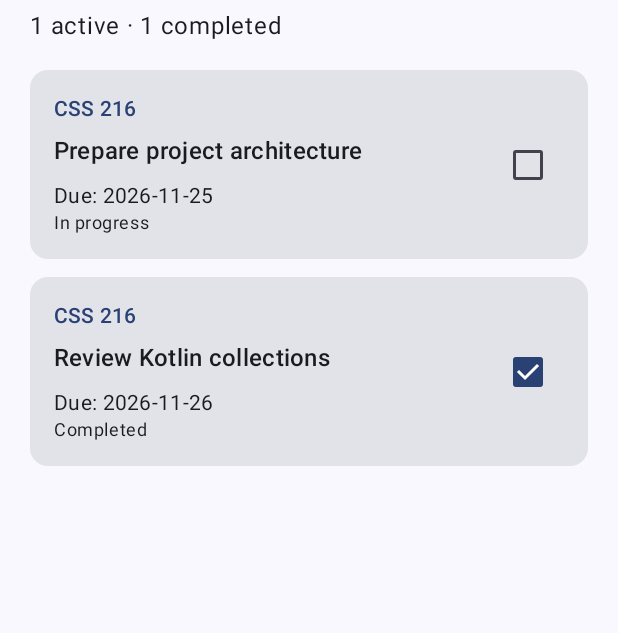
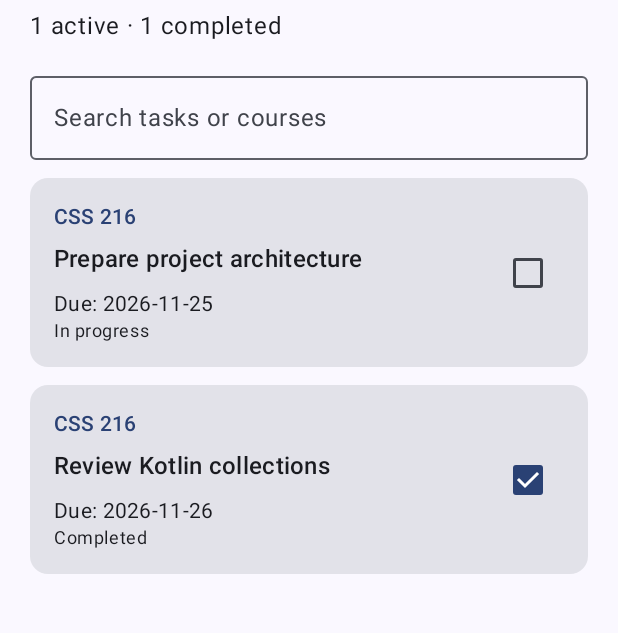
Before and after one commit to Chieftain36/StudyPlanner, an Android app built with Jetpack Compose: the screen it shows after launch (MainActivity), on a phone screen of 412 x 824 dp, the part 90-723 px from its top. Run offline under Robolectric (Android 15) with nearby library versions, the phone set to English and light mode, and no system bars.

Commit message:
Add task search by title and course

```diff
--- a/app/src/main/java/kz/studyplanner/screens/TaskListScreen.kt
+++ b/app/src/main/java/kz/studyplanner/screens/TaskListScreen.kt
@@ -14,8 +14,13 @@ import androidx.compose.foundation.lazy.items
 import androidx.compose.material3.Card
 import androidx.compose.material3.Checkbox
 import androidx.compose.material3.MaterialTheme
+import androidx.compose.material3.OutlinedTextField
 import androidx.compose.material3.Text
 import androidx.compose.runtime.Composable
+import androidx.compose.runtime.getValue
+import androidx.compose.runtime.mutableStateOf
+import androidx.compose.runtime.saveable.rememberSaveable
+import androidx.compose.runtime.setValue
 import androidx.compose.ui.Alignment
 import androidx.compose.ui.Modifier
 import androidx.compose.ui.unit.dp
@@ -27,6 +32,15 @@ fun TaskListScreen(
     onToggleTask: (Long) -> Unit,
     modifier: Modifier = Modifier
 ) {
+    var searchQuery by rememberSaveable { mutableStateOf("") }
+
+    val query = searchQuery.trim()
+
+    val filteredTasks = tasks.filter { task ->
+        task.title.contains(query, ignoreCase = true) ||
+                task.course.contains(query, ignoreCase = true)
+    }
+
     LazyColumn(
         modifier = modifier.fillMaxSize(),
         contentPadding = PaddingValues(20.dp),
@@ -46,17 +60,31 @@ fun TaskListScreen(
                 style = MaterialTheme.typography.bodyLarge
             )
 
-            Spacer(modifier = Modifier.height(8.dp))
+            Spacer(modifier = Modifier.height(16.dp))
+
+            OutlinedTextField(
+                value = searchQuery,
+                onValueChange = { searchQuery = it },
+                label = { Text("Search tasks or courses") },
+                singleLine = true,
+                modifier = Modifier.fillMaxWidth()
+            )
         }
 
-        if (tasks.isEmpty()) {
+        if (filteredTasks.isEmpty()) {
             item {
-                Text(text = "No tasks yet.")
+                Text(
+                    text = if (tasks.isEmpty()) {
+                        "No tasks yet."
+                    } else {
+                        "No matching tasks."
+                    }
+                )
             }
         }
 
         items(
-            items = tasks,
+            items = filteredTasks,
             key = { task -> task.id }
         ) { task ->
             TaskCard(
@@ -103,7 +131,11 @@ private fun TaskCard(
                 )
 
                 Text(
-                    text = if (task.isCompleted) "Completed" else "In progress",
+                    text = if (task.isCompleted) {
+                        "Completed"
+                    } else {
+                        "In progress"
+                    },
                     style = MaterialTheme.typography.bodySmall
                 )
             }
```
